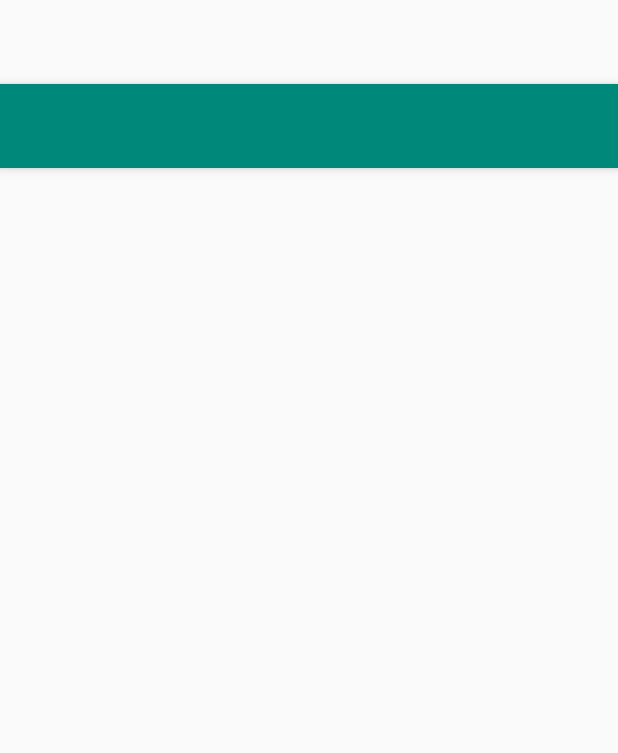
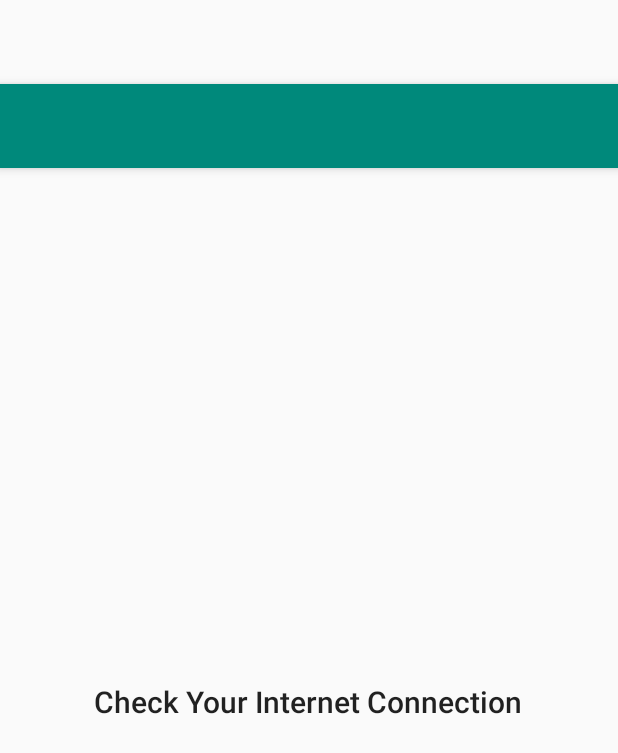
Before and after one commit to ilyas-mspv/Physics-Tasks-App, an Android app: the layout activity_show_all_tasks.xml on its own in the app's theme, with its tools: preview values and no code run, on a phone screen of 412 x 824 dp. Shown: the top 753 px of the screen. Run offline under Robolectric (Android 15) with nearby library versions, the phone set to English and light mode, and no system bars.

Commit message:
fixes with connection

```diff
--- a/app/src/main/java/imspv/lycee/physics/Activities/SettingsActivity.java
+++ b/app/src/main/java/imspv/lycee/physics/Activities/SettingsActivity.java
@@ -148,7 +148,8 @@ public class SettingsActivity extends AppCompatPreferenceActivity {
             setHasOptionsMenu(true);
 
 
-            bindPreferenceSummaryToValue(findPreference("example_text"));
+
+//            bindPreferenceSummaryToValue(findPreference("example_text"));
             bindPreferenceSummaryToValue(findPreference("example_list"));
         }
 
@@ -186,7 +187,7 @@ public class SettingsActivity extends AppCompatPreferenceActivity {
         }
     }
     @TargetApi(Build.VERSION_CODES.HONEYCOMB)
-    public  class DataSyncPreferenceFragment extends PreferenceFragment {
+    public static class DataSyncPreferenceFragment extends PreferenceFragment {
         @Override
         public void onCreate(Bundle savedInstanceState) {
             super.onCreate(savedInstanceState);
--- /dev/null
+++ b/app/src/main/res/layout-v16/activity_show_all_tasks.xml
@@ -0,0 +1,60 @@
+<?xml version="1.0" encoding="utf-8"?>
+<android.support.design.widget.CoordinatorLayout xmlns:android="http://schemas.android.com/apk/res/android"
+    xmlns:app="http://schemas.android.com/apk/res-auto"
+    xmlns:tools="http://schemas.android.com/tools"
+    android:layout_width="match_parent"
+    android:layout_height="match_parent"
+    android:fitsSystemWindows="true"
+    tools:context=".Activities.AllTasksActivity">
+
+    <android.support.design.widget.AppBarLayout
+        android:layout_width="match_parent"
+        android:layout_height="wrap_content"
+        android:theme="@style/AppTheme.AppBarOverlay">
+
+        <android.support.v7.widget.Toolbar
+            android:id="@+id/toolbar"
+            android:layout_width="match_parent"
+            android:layout_height="?attr/actionBarSize"
+            android:background="?attr/colorPrimary"
+            app:popupTheme="@style/AppTheme.PopupOverlay" />
+
+    </android.support.design.widget.AppBarLayout>
+<RelativeLayout
+    android:layout_width="match_parent"
+    app:layout_behavior="@string/appbar_scrolling_view_behavior"
+    android:layout_height="match_parent">
+
+    <TextView
+        android:text="@string/no_internet"
+        android:layout_width="wrap_content"
+        android:layout_height="wrap_content"
+        android:layout_centerVertical="true"
+        android:layout_centerHorizontal="true"
+        android:id="@+id/no_internet"
+        android:textAppearance="@style/TextAppearance.AppCompat.Title"
+        android:fontFamily="sans-serif-medium"
+        tools:text="@string/no_internet" />
+
+    <android.support.v4.widget.SwipeRefreshLayout
+
+        android:layout_width="match_parent"
+        android:id="@+id/refresh"
+        android:layout_height="match_parent"
+        android:layout_marginLeft="16dp"
+        android:layout_marginRight="16dp"
+        android:layout_marginBottom="8dp"
+        android:layout_marginTop="10dp">
+
+        <ListView
+            android:layout_width="match_parent"
+            android:layout_height="wrap_content"
+            android:id="@+id/tasksList"
+            android:layout_alignParentTop="true"
+            android:layout_alignParentLeft="true"
+            android:layout_alignParentStart="true" />
+
+    </android.support.v4.widget.SwipeRefreshLayout>
+
+</RelativeLayout>
+</android.support.design.widget.CoordinatorLayout>
--- a/app/src/main/res/layout/activity_show_all_tasks.xml
+++ b/app/src/main/res/layout/activity_show_all_tasks.xml
@@ -20,10 +20,23 @@
             app:popupTheme="@style/AppTheme.PopupOverlay" />
 
     </android.support.design.widget.AppBarLayout>
+
     <RelativeLayout
         android:layout_width="match_parent"
+        android:id="@+id/all_task_container"
         app:layout_behavior="@string/appbar_scrolling_view_behavior"
         android:layout_height="match_parent">
+
+        <TextView
+            android:text="@string/no_internet"
+            android:layout_width="wrap_content"
+            android:layout_height="wrap_content"
+            android:layout_centerVertical="true"
+            android:layout_centerHorizontal="true"
+            android:id="@+id/no_internet"
+
+            android:textAppearance="@style/TextAppearance.AppCompat.Title"
+            tools:text="@string/no_internet" />
 
         <android.support.v4.widget.SwipeRefreshLayout
 
@@ -44,5 +57,6 @@
                 android:layout_alignParentStart="true" />
 
         </android.support.v4.widget.SwipeRefreshLayout>
+
     </RelativeLayout>
 </android.support.design.widget.CoordinatorLayout>
--- a/app/src/main/res/xml/pref_data_sync.xml
+++ b/app/src/main/res/xml/pref_data_sync.xml
@@ -9,8 +9,8 @@
         android:positiveButtonText="@null"
         android:title="@string/pref_title_sync_frequency" />
 
-    <Preference android:title="@string/pref_title_system_sync_settings">
-        <intent android:action="android.settings.SYNC_SETTINGS" />
-    </Preference>
+    <!--<Preference android:title="@string/pref_title_system_sync_settings">-->
+        <!--<intent android:action="android.settings.SYNC_SETTINGS" />-->
+    <!--</Preference>-->
 
 </PreferenceScreen>
```
Also changed, not shown: app/src/main/java/imspv/lycee/physics/Activities/AllTasksActivity.java (+16 -13 lines), app/src/main/java/imspv/lycee/physics/Activities/TaskDetailsActivity.java (+17 -9 lines), app/src/main/res/values/strings.xml (+10 -11 lines), app/src/main/res/xml/pref_general.xml (+3 -14 lines). Lines whose indentation alone changed are shown as unchanged.
